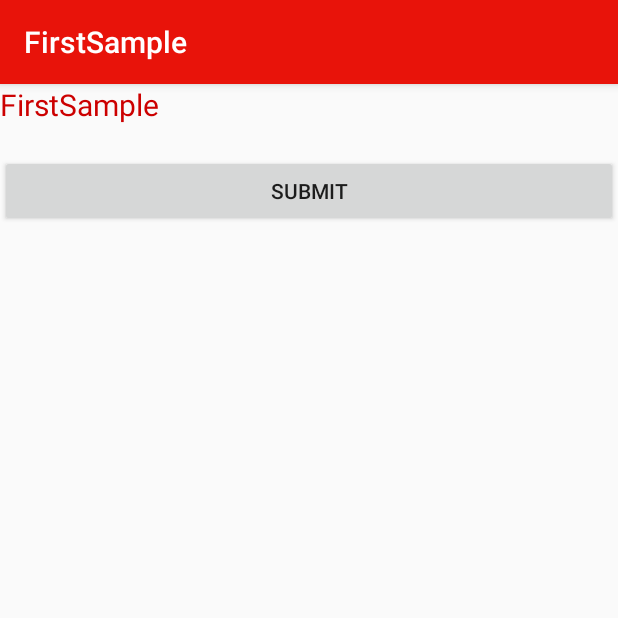
After one commit to phirumtan/AndroidG1-aft-, an Android app: the LiveDataActivity screen opened directly, with no data from a screen before it, on a phone screen of 412 x 824 dp, the top half of it. The commit adds this screen. Run offline under Robolectric (Android 15) with nearby library versions, the phone set to English and light mode, and no system bars; our stand-ins replace data binding.

Commit message:
ch11 livedata

```diff
--- a/app/build.gradle
+++ b/app/build.gradle
@@ -46,4 +46,6 @@ dependencies {
     implementation "androidx.room:room-runtime:2.2.5"
     annotationProcessor "androidx.room:room-compiler:2.2.5"
 
+    implementation 'androidx.lifecycle:lifecycle-extensions:2.2.0'
+
 }
--- a/app/src/main/AndroidManifest.xml
+++ b/app/src/main/AndroidManifest.xml
@@ -17,7 +17,8 @@
         android:supportsRtl="true"
         android:theme="@style/AppTheme"
         android:usesCleartextTraffic="true">
-        <activity android:name=".ActivityBinding"></activity>
+        <activity android:name=".LiveDataActivity"></activity>
+        <activity android:name=".ActivityBinding" />
         <activity android:name=".ViewModelActivity" />
         <activity android:name=".DataBindingActivity" />
         <activity android:name=".RoomDbActivity" />
--- /dev/null
+++ b/app/src/main/java/com/gsmarena/firstsample/LiveDataActivity.java
@@ -0,0 +1,52 @@
+package com.gsmarena.firstsample;
+
+import android.os.Bundle;
+import android.view.View;
+
+import androidx.appcompat.app.AppCompatActivity;
+import androidx.databinding.DataBindingUtil;
+import androidx.lifecycle.Observer;
+import androidx.lifecycle.ViewModelProvider;
+
+import com.gsmarena.firstsample.databinding.ActivityLiveDataBinding;
+import com.gsmarena.firstsample.models.UserViewModel;
+
+public class LiveDataActivity extends AppCompatActivity {
+
+    private ActivityLiveDataBinding mDataBinding;
+    private UserViewModel mUserViewModel;
+
+    @Override
+    protected void onCreate(Bundle savedInstanceState) {
+        super.onCreate(savedInstanceState);
+        //setContentView(R.layout.activity_live_data);
+        mDataBinding = DataBindingUtil.setContentView(this, R.layout.activity_live_data);
+
+        //instance livedata
+        mUserViewModel = new ViewModelProvider(this).get(UserViewModel.class);
+
+        Observer<String> observerCurrentName = new Observer<String>() {
+            @Override
+            public void onChanged(String name) {
+                mDataBinding.tvName.setText(name);
+            }
+        };
+
+        // Observe the LiveData, passing in this activity as the LifecycleOwner and the observer.
+        mUserViewModel.getCurrentName().observe(this, observerCurrentName);
+
+        mDataBinding.btnSubmit.setOnClickListener(new View.OnClickListener() {
+            @Override
+            public void onClick(View v) {
+                mUserViewModel.getCurrentName().setValue("Phirum Tan");
+            }
+        });
+
+    }
+
+    @Override
+    protected void onResume() {
+        super.onResume();
+    }
+
+}
--- /dev/null
+++ b/app/src/main/java/com/gsmarena/firstsample/models/UserViewModel.java
@@ -0,0 +1,18 @@
+package com.gsmarena.firstsample.models;
+
+import androidx.lifecycle.MutableLiveData;
+import androidx.lifecycle.ViewModel;
+
+public class UserViewModel extends ViewModel {
+
+    // Create a LiveData with a String
+    private MutableLiveData<String> currentName;
+
+    public MutableLiveData<String> getCurrentName() {
+
+        if (currentName == null) {
+            currentName = new MutableLiveData<String>();
+        }
+        return currentName;
+    }
+}
--- /dev/null
+++ b/app/src/main/res/layout/activity_live_data.xml
@@ -0,0 +1,30 @@
+<?xml version="1.0" encoding="utf-8"?>
+<layout>
+
+    <data></data>
+
+    <androidx.appcompat.widget.LinearLayoutCompat xmlns:android="http://schemas.android.com/apk/res/android"
+        xmlns:tools="http://schemas.android.com/tools"
+        android:layout_width="match_parent"
+        android:layout_height="match_parent"
+        android:orientation="vertical"
+        tools:context=".LiveDataActivity">
+
+        <TextView
+            android:id="@+id/tv_name"
+            android:layout_width="match_parent"
+            android:layout_height="wrap_content"
+            android:text="@string/app_name"
+            android:textColor="@color/red_background"
+            android:textSize="20sp" />
+
+        <androidx.appcompat.widget.AppCompatButton
+            android:layout_marginTop="20dp"
+            android:text="Submit"
+            android:id="@+id/btn_submit"
+            android:layout_width="match_parent"
+            android:layout_height="wrap_content"/>
+
+
+    </androidx.appcompat.widget.LinearLayoutCompat>
+</layout>
```
Also changed, not shown: app/src/main/java/com/gsmarena/firstsample/MainActivity.java (+8 -0 lines), app/src/main/res/layout/activity_main.xml (+9 -0 lines).
